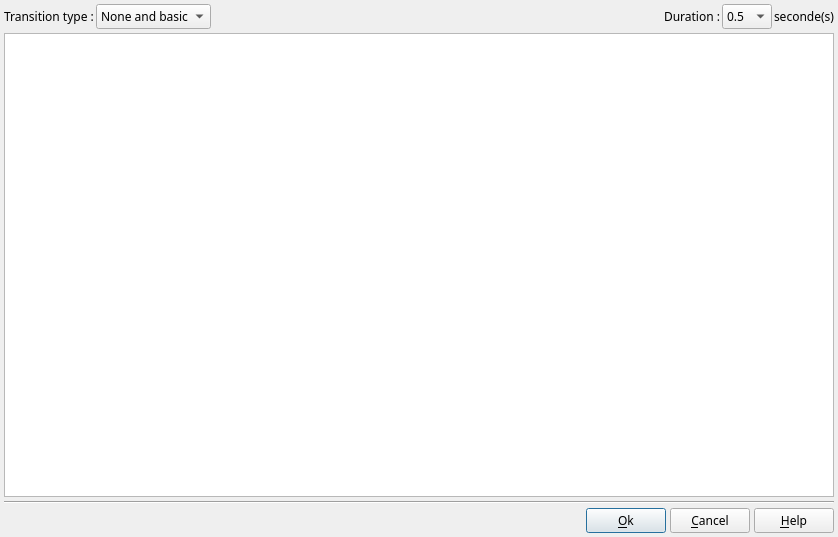
First picture: the form in DlgTransitionProperties.ui, repository boenki/ffdiaporama, before the edit.
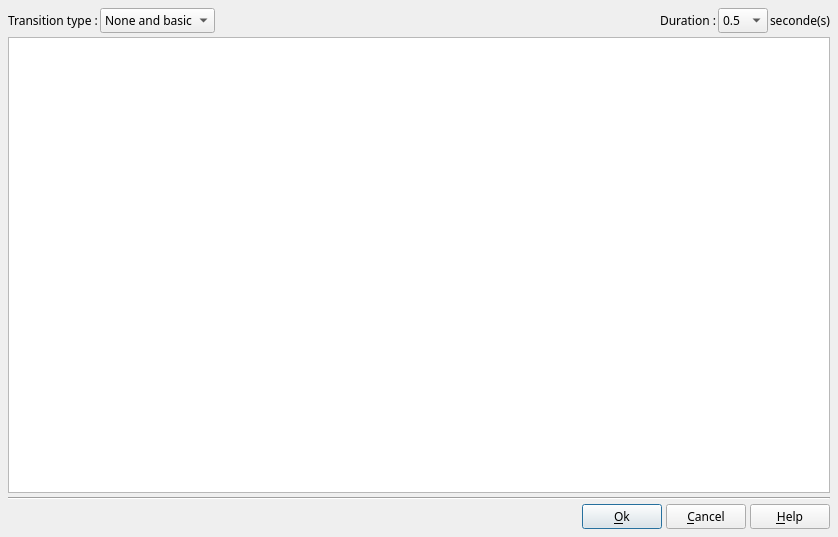
Second picture: the form after the edit. Icons and pictures are not drawn.

The edit to the form file:
```diff
--- a/DlgTransitionProperties.ui
+++ b/DlgTransitionProperties.ui
@@ -24,7 +24,7 @@
     <number>4</number>
    </property>
    <property name="margin">
-    <number>4</number>
+    <number>8</number>
    </property>
    <item>
     <layout class="QHBoxLayout" name="horizontalLayout">
```
